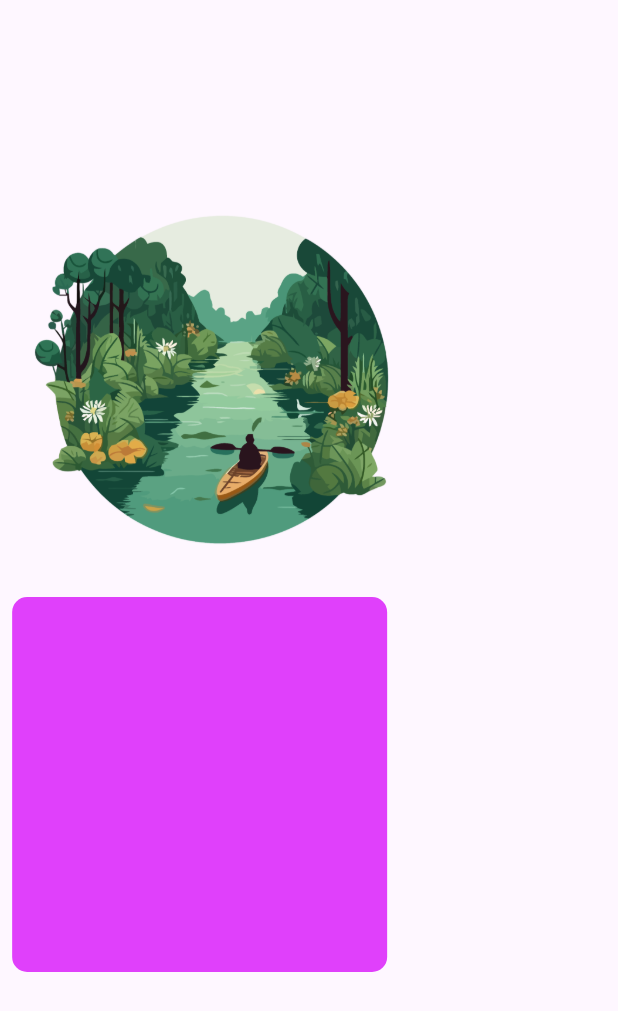
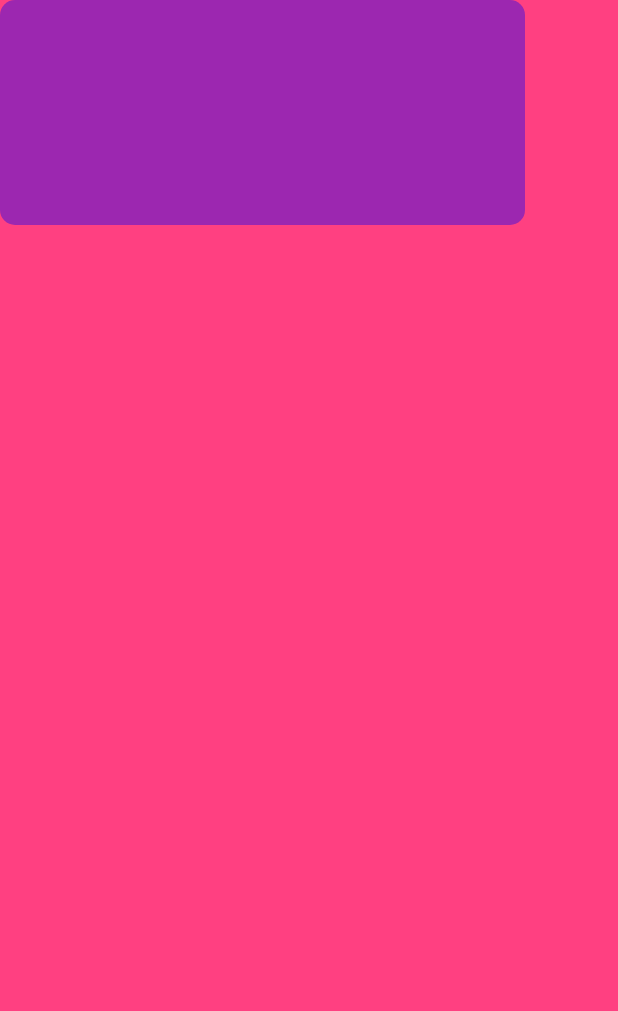
Before and after one commit to PrathibhaSithu/Flutter-Learn, a Flutter app: the screen it shows after launch, on a phone screen of 412 x 824 dp. Shown: the top 1011 px of the screen. Run offline on Flutter 3.47's test engine with Material 3 defaults, Android fonts, the phone set to English and light mode, and no system bars.

Commit message:
Update main.dart

```diff
--- a/newfproj/lib/main.dart
+++ b/newfproj/lib/main.dart
@@ -10,27 +10,28 @@ class MyApp extends StatelessWidget {
   @override
   Widget build(BuildContext context) {
     return MaterialApp(
+      debugShowCheckedModeBanner: false,
       home: Scaffold(
+          backgroundColor: Colors.pinkAccent,
           body: Column(
             children: [
-            Padding(
-              padding: const EdgeInsets.only(top: 128, left: 16),
-              child: Image.asset(
-                "assets/login.png",
-                height: 250,
-              ),
-            ),
-            SizedBox(height: 20),
+              // Padding(
+              //   padding: const EdgeInsets.only(top: 128, left: 16),
+              //   child: Image.asset(
+              //     "assets/login.png",
+              //     height: 250,
+              //   ),
+              // ),
+              // SizedBox(height: 20),
               Container(
-                height: 250,
-                width: 250,
+                  height: 150,
+                  width: 350,
                   decoration: BoxDecoration(
-                  color: Colors.purpleAccent,
+                    color: Colors.purple,
                     borderRadius: BorderRadius.circular(10),
                   ))
             ],
-        )
-      ),
+          )),
     );
   }
 }
```
Lines whose indentation alone changed are shown as unchanged.
